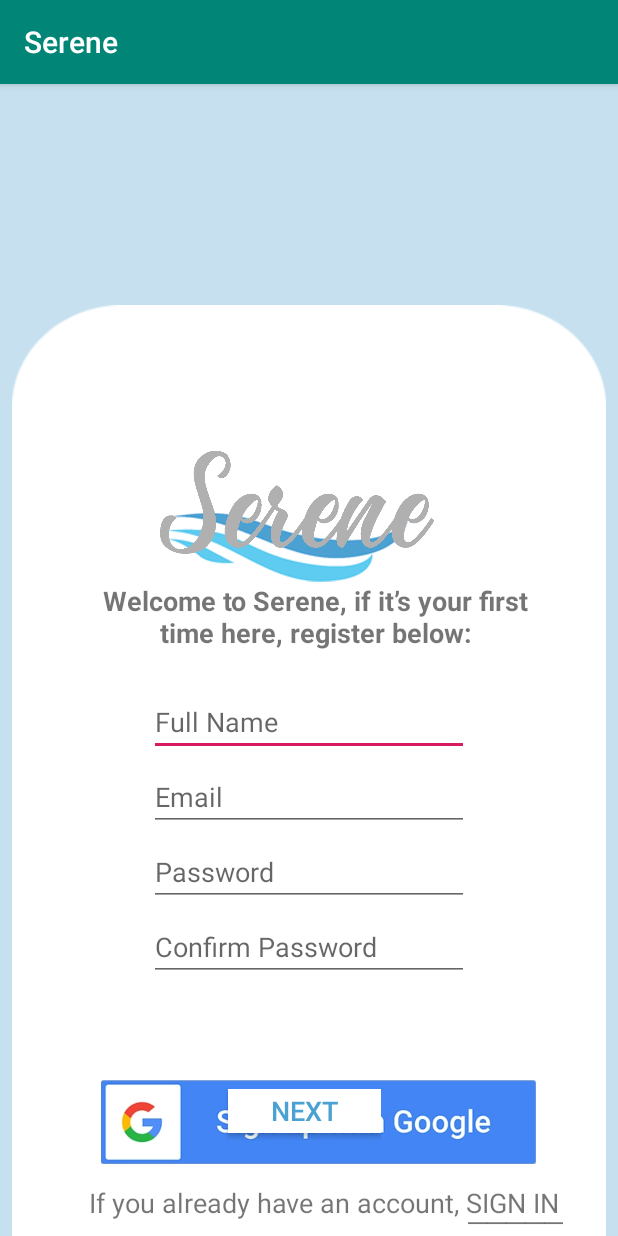
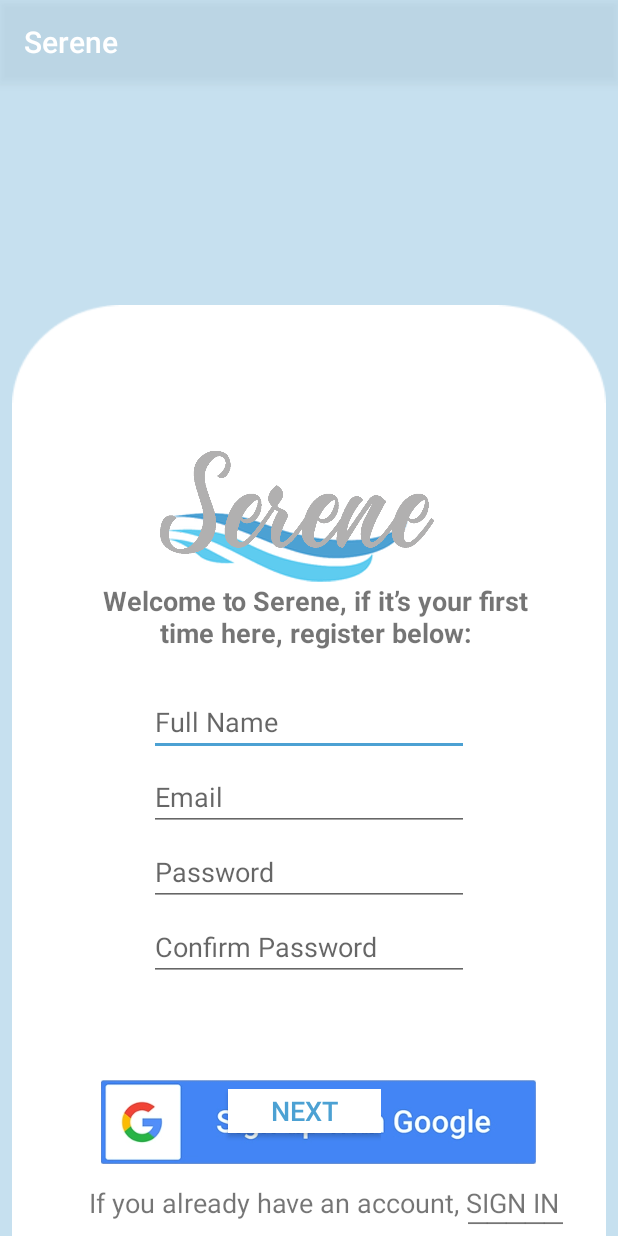
Before and after one commit to RaghadAlshalaan/SereneApp, an Android app: the screen it shows after launch (Signup), on a phone screen of 412 x 824 dp. Run offline under Robolectric (Android 15) with nearby library versions, the phone set to English and light mode, and no system bars; our stand-ins replace Firebase (no records; nobody signed in at launch, a user with empty details on screens opened directly); Roboto replaces fonts that are not available here.

Commit message:
Anood Commit 3

```diff
--- a/app/src/main/AndroidManifest.xml
+++ b/app/src/main/AndroidManifest.xml
@@ -11,9 +11,9 @@
 
     <application
         android:allowBackup="true"
-        android:icon="@mipmap/ic_launcher"
+        android:icon="@drawable/s_logo"
         android:label="@string/app_name"
-        android:roundIcon="@mipmap/ic_launcher_round"
+        android:roundIcon="@drawable/s_logo"
         android:supportsRtl="true"
         android:theme="@style/AppTheme">
         <activity android:name=".Controller.Sociodemo"></activity>
--- a/app/src/main/java/com/ksu/serene/Controller/Signup.java
+++ b/app/src/main/java/com/ksu/serene/Controller/Signup.java
@@ -38,11 +38,13 @@ import com.google.android.gms.tasks.OnSuccessListener;
 import com.google.android.gms.tasks.Task;
 import com.google.android.material.textfield.TextInputLayout;
 import com.google.firebase.auth.AuthResult;
+import com.google.firebase.auth.EmailAuthProvider;
 import com.google.firebase.auth.FirebaseAuth;
 import com.google.firebase.auth.FirebaseAuthInvalidCredentialsException;
 import com.google.firebase.auth.FirebaseAuthUserCollisionException;
 import com.google.firebase.auth.FirebaseAuthWeakPasswordException;
 import com.google.firebase.auth.FirebaseUser;
+import com.google.firebase.auth.SignInMethodQueryResult;
 import com.google.firebase.auth.UserProfileChangeRequest;
 import com.google.firebase.firestore.DocumentReference;
 import com.google.firebase.firestore.FirebaseFirestore;
@@ -54,6 +56,7 @@ import com.ksu.serene.Model.Token;
 import com.ksu.serene.R;
 
 import java.util.HashMap;
+import java.util.List;
 import java.util.Map;
 
 
@@ -67,9 +70,11 @@ public class Signup extends AppCompatActivity {
     private Button signUpBtn;
     private String fullName, password, email, confirmPassword;
     private String TAG = Signup.class.getSimpleName();
+    private boolean isNewUser;
     //image view for sign in with google
     private ImageView signInWithGoogle ;
 
+    private Task<SignInMethodQueryResult> result;
     private FirebaseFirestore db = FirebaseFirestore.getInstance();
     //create googleAPClient object
     private GoogleApiClient mGoogleApiClient;
@@ -88,6 +93,7 @@ public class Signup extends AppCompatActivity {
         passwordET = findViewById(R.id.passwordInput);
         confirmPasswordET = findViewById(R.id.CpasswordInput);
         signUpBtn = findViewById(R.id.reg_btn);
+        isNewUser = true;
         signInWithGoogle = findViewById(R.id.signup_withgoogle);
 
         //for sign in with google need to create GoogleSigninOption object
@@ -126,8 +132,32 @@ public class Signup extends AppCompatActivity {
                     password = passwordET.getText().toString();
                     confirmPassword = confirmPasswordET.getText().toString();
 
+
+
+
+                  mAuth.fetchSignInMethodsForEmail(email)
+                          .addOnCompleteListener(new OnCompleteListener<SignInMethodQueryResult>() {
+                           @Override
+                           public void onComplete(@NonNull Task<SignInMethodQueryResult> task) {
+
+                              isNewUser = task.getResult().getSignInMethods().isEmpty();
+
+                               if (isNewUser) {
+                                   //
+                               }
+                               else {
+                                   isNewUser = false;
+                                   Toast.makeText(Signup.this, "Email already exist, please go back and enter new email",
+                                           Toast.LENGTH_SHORT).show();
+                                   emailET.setText("");
+                                }
+
+                            }
+                       });
+
+
                     //empty field validation
-                    if (fullName.matches("") || password.matches("") || confirmPassword.matches("") || email.matches("")) {
+                   if (fullName.matches("") || password.matches("") || confirmPassword.matches("") || email.matches("")) {
                         Toast.makeText(Signup.this, "All fields are required",
                                 Toast.LENGTH_SHORT).show();
                         return;
@@ -159,9 +189,10 @@ public class Signup extends AppCompatActivity {
                         emailET.setText("");
                         return;
                     }
-                    else{
 
-                    }
+
+
+
 
 
                     Bundle bundle = new Bundle();
@@ -179,29 +210,11 @@ public class Signup extends AppCompatActivity {
                     fragmentTransaction.commit();
 
 
-
             }
         });
 
 
-      /*  public void checkEmail(String email){
-            mAuth.fetchSignInMethodsForEmail(email).addOnCompleteListener(new OnCompleteListener<ProviderQueryResult>() {
 
-                @Override
-                public void onComplete(@NonNull Task<ProviderQueryResult> task) {
-
-                    boolean check = !task.getResult().getProviders().isEmpty();
-
-                    if(check){
-                        Toast.makeText(Signup.this, "Email already exist!",
-                                Toast.LENGTH_SHORT).show();
-                        emailET.setText("");
-                    }
-
-                }
-            });
-
-        }*/
 
         //loginTV.setOnClickListener(new View.OnClickListener() {
          //   @Override
--- a/app/src/main/java/com/ksu/serene/Controller/Sociodemo.java
+++ b/app/src/main/java/com/ksu/serene/Controller/Sociodemo.java
@@ -147,8 +147,8 @@ public class Sociodemo extends Fragment {
                             Toast.LENGTH_SHORT).show();
                     return;
                 }
-                else if(!age.matches("[0-9]")|| !height.matches("[0-9]")|| !wieght.matches("[0-9]")||
-                        !monthlyIncome.matches("[0-9]")){
+                else if(!age.matches("^[0-9]+")|| !height.matches("^[0-9]+")|| !wieght.matches("^[0-9]+")||
+                        !monthlyIncome.matches("^[0-9]+")){
                     Toast.makeText(getActivity(), "Please enter correct values",
                             Toast.LENGTH_SHORT).show();
                     return;
--- a/app/src/main/res/layout/activity_sociodemo.xml
+++ b/app/src/main/res/layout/activity_sociodemo.xml
@@ -97,7 +97,8 @@
         android:layout_marginEnd="100dp"
         android:ems="10"
         android:inputType="textPersonName"
-        android:hint="ex; 21"/>
+        android:hint="ex; 21"
+        />
 </LinearLayout>
     <LinearLayout
         android:layout_width="match_parent"
--- a/app/src/main/res/values/styles.xml
+++ b/app/src/main/res/values/styles.xml
@@ -3,9 +3,9 @@
     <!-- Base application theme. -->
     <style name="AppTheme" parent="Theme.AppCompat.Light.DarkActionBar">
         <!-- Customize your theme here. -->
-        <item name="colorPrimary">@color/colorPrimary</item>
-        <item name="colorPrimaryDark">@color/colorPrimaryDark</item>
-        <item name="colorAccent">@color/colorAccent</item>
+        <item name="colorPrimary">#4D4CA1D3</item>
+        <item name="colorPrimaryDark">#858181</item>
+        <item name="colorAccent">#4CA1D3</item>
     </style>
 
 </resources>
```
Also changed, not shown: app/src/main/java/com/ksu/serene/Controller/GAD7.java (+38 -34 lines), app/src/main/res/drawable/s_logo.png (added), 7 other files.
